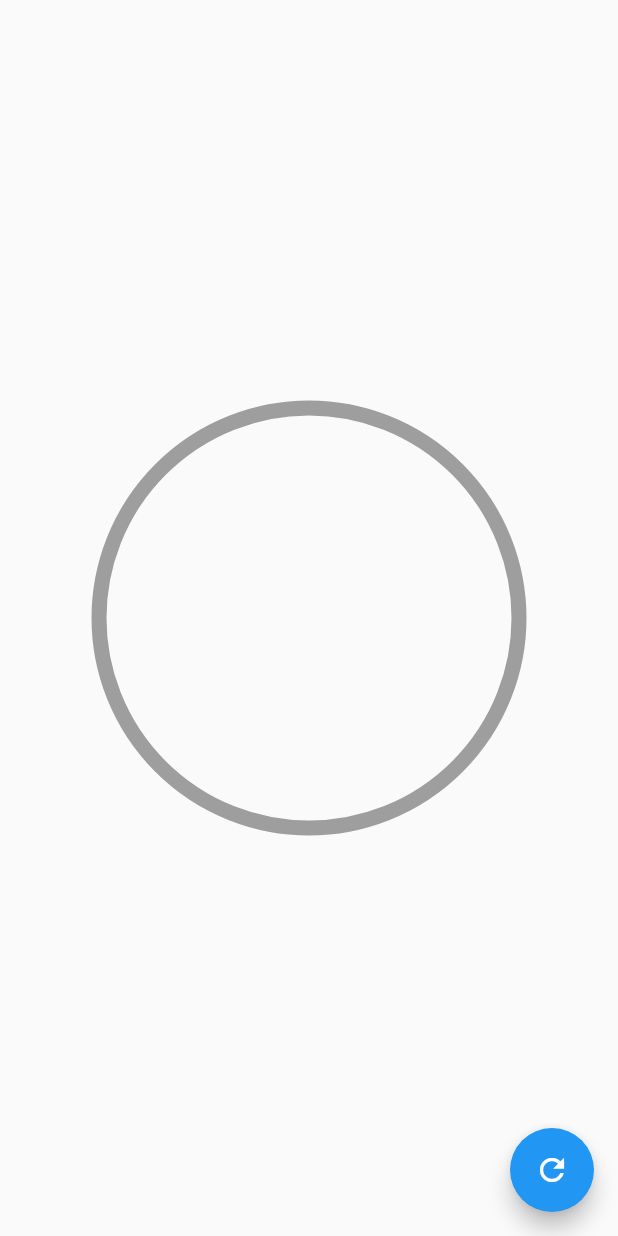
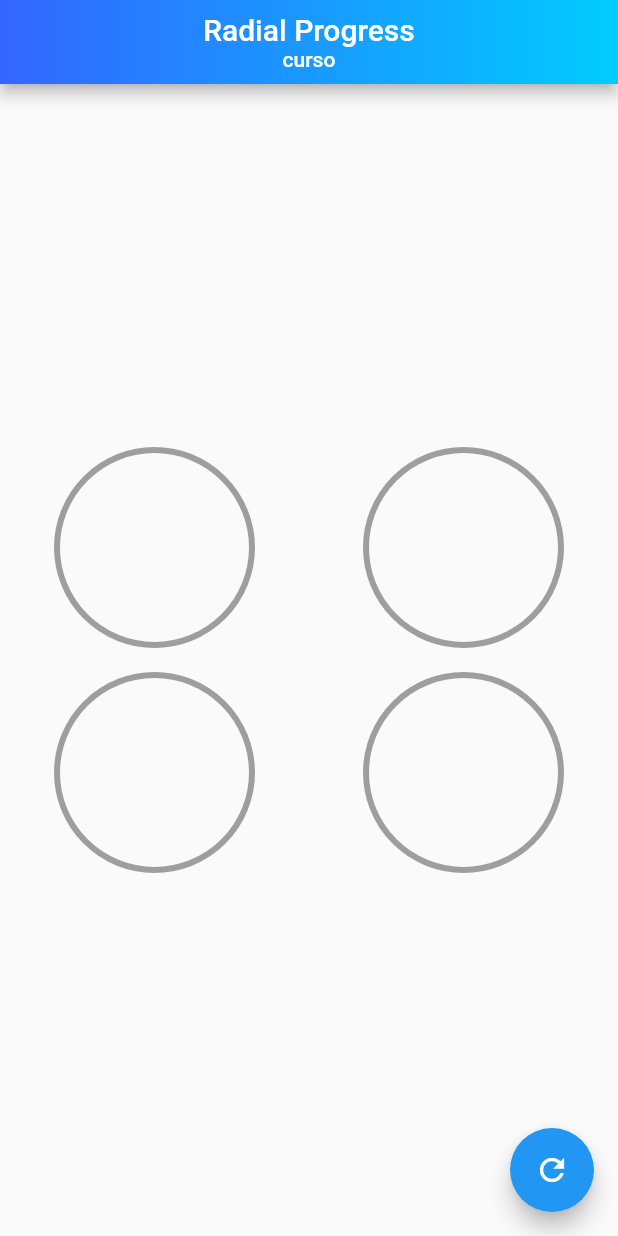
Before and after one commit to bjavier9/Flutter_diseno_profesional, a Flutter app: the screen it shows after launch, on a phone screen of 412 x 824 dp. Run offline on Flutter 3.47's test engine with Material 2 defaults, Android fonts, the phone set to English and light mode, and no system bars.

Commit message:
progress radial final

```diff
--- a/custom_pinter/lib/src/pages/graficas_circulares_pages.dart
+++ b/custom_pinter/lib/src/pages/graficas_circulares_pages.dart
@@ -7,33 +7,105 @@ class GraficasCirculares extends StatefulWidget {
 }
 
 class _GraficasCircularesState extends State<GraficasCirculares> {
- double porcentaje =0.0;
+  double porcentaje = 0.0;
 
   @override
   Widget build(BuildContext context) {
-
     return Scaffold(
-      floatingActionButton:FloatingActionButton(
+      appBar: AppBar(
+        automaticallyImplyLeading: false,
+       flexibleSpace: Container(
+          decoration: new BoxDecoration(
+            gradient: new LinearGradient(
+                colors: [
+                  const Color(0xFF3366FF),
+                  const Color(0xFF00CCFF),
+                ],
+                begin: const FractionalOffset(0.0, 0.0),
+                end: const FractionalOffset(1.0, 0.0),
+                stops: [0.0, 1.0],
+                tileMode: TileMode.clamp),
+          ),
+        ),
+        title: Center(
+          child: Column(
+            crossAxisAlignment: CrossAxisAlignment.center,
+            mainAxisSize: MainAxisSize.max,
+            mainAxisAlignment: MainAxisAlignment.center,
+            children: <Widget>[
+              new Text(
+                "Radial Progress",
+                style: TextStyle(fontSize: 20.0),
+              ),
+              new Text(
+                "curso",
+                style: TextStyle(fontSize: 14.0),
+              )
+            ],
+          ),
+        ),
+      ),
+      floatingActionButton: FloatingActionButton(
         child: Icon(Icons.refresh),
-        onPressed: (){
+        onPressed: () {
           setState(() {
-            porcentaje+=10;
-          if(porcentaje>100){
-            porcentaje=0;
-          }
+            porcentaje += 10;
+            if (porcentaje > 100) {
+              porcentaje = 0;
+            }
           });
-
         },
       ),
-      body: Center(
-        child: Container(
-          width: 300,
-          height: 300,
-          // color: Colors.redAccent,
-          child: RadialProgress(porcentaje:porcentaje, colorPrimario: Colors.brown,),
-        ),
 
+      body: Column(
+        mainAxisAlignment: MainAxisAlignment.center,
+        children: <Widget>[
+
+          Row(
+            mainAxisAlignment: MainAxisAlignment.spaceAround,
+            children: <Widget>[
+              CustomRadialProgress(porcentaje: porcentaje, color: Colors.redAccent,message: 'Success',),
+              CustomRadialProgress(porcentaje: porcentaje, color: Colors.pink,message: 'Completado',)
+            ],
+          ),
+          Row(
+            mainAxisAlignment: MainAxisAlignment.spaceAround,
+            children: <Widget>[
+              CustomRadialProgress(porcentaje: porcentaje, color: Colors.deepPurple,message: 'full',),
+              CustomRadialProgress(porcentaje: porcentaje, color: Colors.blueAccent,)
+            ],
+          )
+        ],
       ),
     );
   }
 }
+
+class CustomRadialProgress extends StatelessWidget {
+  final Color color;
+  final String message;
+  const CustomRadialProgress({
+    @required this.porcentaje,
+    @required this.color,
+    this.message=''
+  });
+
+  final double porcentaje;
+
+
+  @override
+  Widget build(BuildContext context) {
+    return Container(
+      width: 150,
+      height: 150,
+      // color: Colors.redAccent,
+      child: RadialProgress(
+        porcentaje: porcentaje,
+        colorPrimario: color,
+        grosorPrimario: 4,
+        grosorSecundario: 10,
+        messages: message,
+      ),
+    );
+  }
+}
--- a/custom_pinter/lib/src/widgets/radial_progress.dart
+++ b/custom_pinter/lib/src/widgets/radial_progress.dart
@@ -8,13 +8,15 @@ class RadialProgress extends StatefulWidget {
   final Color colorSecundario;
   final double grosorPrimario;
   final double grosorSecundario;
+  final String messages;
 
-  const RadialProgress({@required this.porcentaje,
+  const RadialProgress({
+  @required this.porcentaje,
   this.colorPrimario=Colors.blue,
   this.colorSecundario=Colors.grey,
   this.grosorSecundario=4.0,
-   this.grosorPrimario=10.0
-
+  this.grosorPrimario=10.0,
+  this.messages=''
   });
   @override
   _RadialProgressState createState() => _RadialProgressState();
@@ -53,9 +55,17 @@ controller = new AnimationController(vsync: this, duration:Duration(milliseconds
 
 
 
-
   @override
   Widget build(BuildContext context) {
+    String _mesaje ='';
+    if(widget.porcentaje==100){
+      setState(() {
+         _mesaje = widget.messages;
+      });
+
+    }
+
+
     controller.forward(from:0.0);
     final diferenciaAnimar = widget.porcentaje-porcentajeAterior;
     porcentajeAterior=widget.porcentaje;
@@ -67,11 +77,18 @@ controller = new AnimationController(vsync: this, duration:Duration(milliseconds
         width: double.infinity,
         height: double.infinity,
         child: CustomPaint(
-          painter: _MiRadialProgress((widget.porcentaje-diferenciaAnimar)+(diferenciaAnimar*controller.value)
+          foregroundPainter: _MiRadialProgress((widget.porcentaje-diferenciaAnimar)+(diferenciaAnimar*controller.value)
           ,widget.colorPrimario
           ,widget.colorSecundario,
           widget.grosorPrimario,
           widget.grosorSecundario,
+
+          ),
+          child: Padding(
+             padding: const EdgeInsets.all(8.0),
+              child:Center(
+                child:Text(_mesaje)
+                )
 
           ),
         ),
@@ -110,7 +127,6 @@ class _MiRadialProgress extends CustomPainter {
     final radio  = min( size.width * 0.5, size.height * 0.5 );
 
     canvas.drawCircle(center, radio, paint);
-
     // Arco
     final paintArco = new Paint()
       ..strokeWidth = grosorPrimario
```
